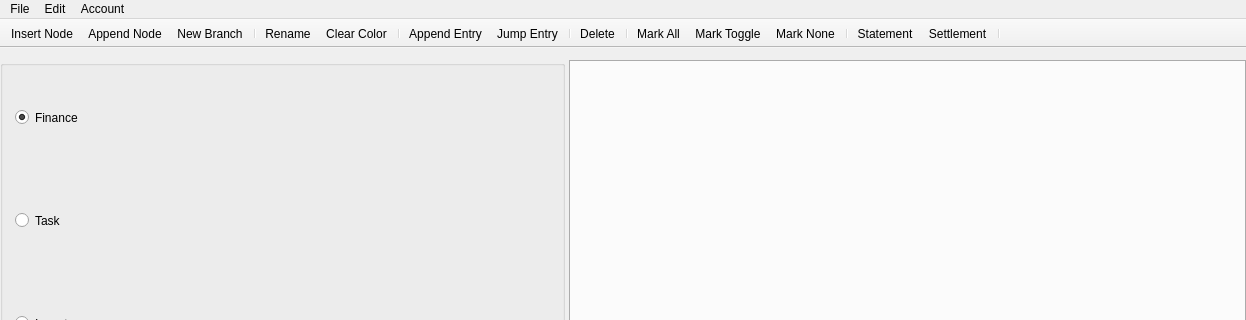
First picture: the form in mainwindow/mainwindow.ui, repository ytxerp/ytx-client, before the edit; both pictures show x 0 to 1246 and y 0 to 320 of the 1246 by 722 pixel window.
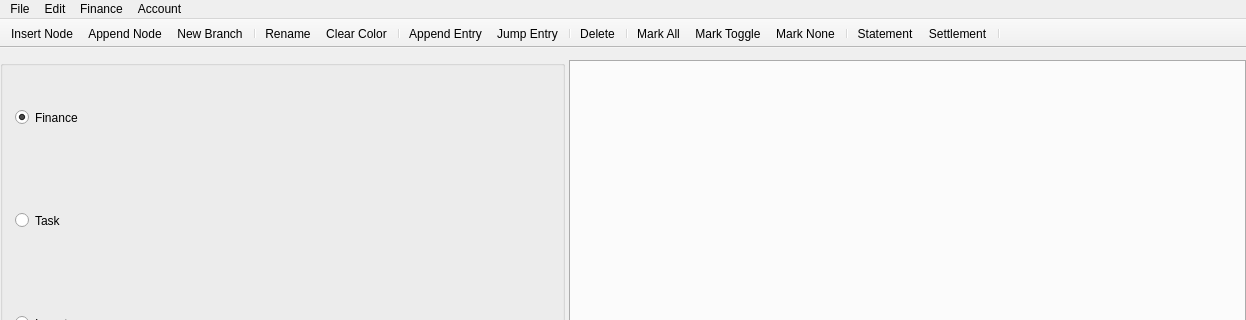
Second picture: the form after the edit.

```diff
--- a/mainwindow/mainwindow.ui
+++ b/mainwindow/mainwindow.ui
@@ -343,8 +343,15 @@
     <addaction name="actionWorkspaceMember"/>
     <addaction name="actionAuditLog"/>
    </widget>
+   <widget class="QMenu" name="menuFinance">
+    <property name="title">
+     <string>Finance</string>
+    </property>
+    <addaction name="actionPeriodClose"/>
+   </widget>
    <addaction name="menuFile"/>
    <addaction name="menuEdit"/>
+   <addaction name="menuFinance"/>
    <addaction name="menuAccount"/>
   </widget>
   <widget class="QStatusBar" name="statusbar"/>
```
Left out of the diff: 35 changed lines with no effect on the pictures.
